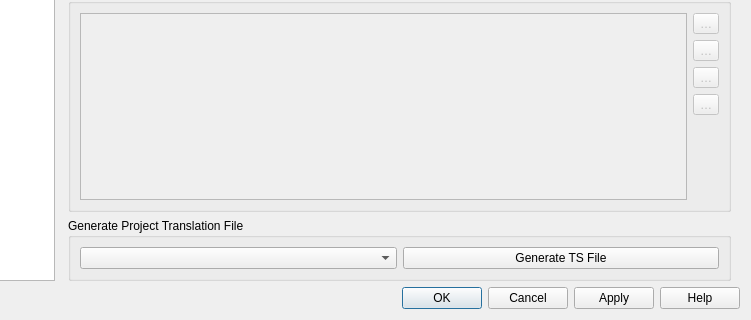
This is src/ui/qgsprojectpropertiesbase.ui in qgis/QGIS as Qt 5 draws it before an edit; both pictures show x 106 to 857 and y 510 to 830 of the 857 by 830 pixel window. The edited form follows.
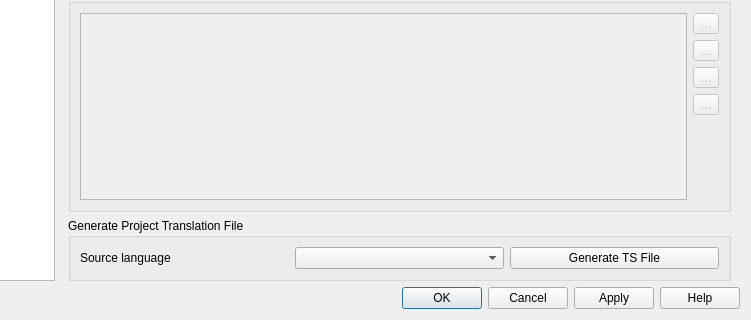
This is the edited form. Icons and pictures are not drawn. Custom widgets are drawn as their Qt base class.

```diff
--- a/src/ui/qgsprojectpropertiesbase.ui
+++ b/src/ui/qgsprojectpropertiesbase.ui
@@ -806,6 +806,13 @@
                   <string>Generate Project Translation File</string>
                  </property>
                  <layout class="QHBoxLayout" name="horizontalLayout_4">
+                  <item>
+                   <widget class="QLabel" name="sourceLanguageLabel">
+                    <property name="text">
+                     <string>Source language</string>
+                    </property>
+                   </widget>
+                  </item>
                   <item>
                    <widget class="QComboBox" name="cbtsLocale"/>
                   </item>
```
Left out of the diff: 1 changed line with no effect on the pictures.
